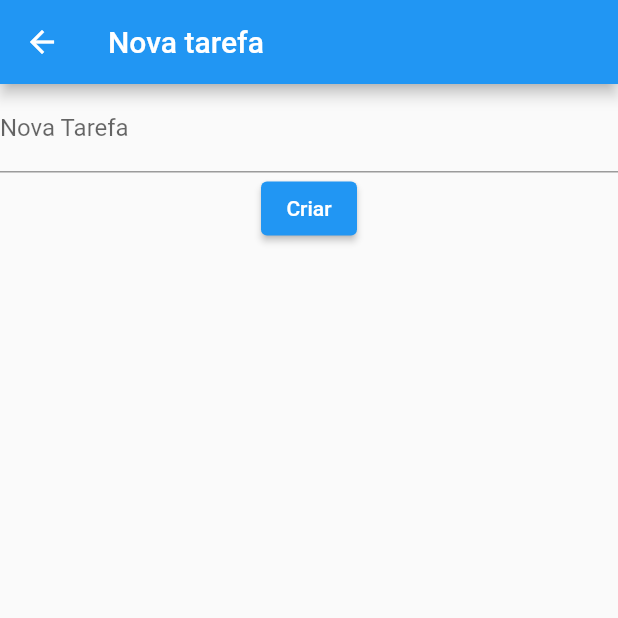
After one commit to DouglasLeal/estudo-flutter-provider, a Flutter app: the screen it shows after launch, after a tap on the "add" icon, on a phone screen of 412 x 824 dp, the top half of it. The commit adds this screen. Run offline on Flutter 3.47's test engine with Material 2 defaults, Android fonts, the phone set to English and light mode, and no system bars.

Commit message:
FormScreen criado

```diff
--- /dev/null
+++ b/lib/screens/form_screen.dart
@@ -0,0 +1,25 @@
+import 'package:flutter/material.dart';
+
+class FormScreen extends StatelessWidget {
+  FormScreen({Key? key}) : super(key: key);
+
+  TextEditingController controller = TextEditingController();
+
+  @override
+  Widget build(BuildContext context) {
+    return Scaffold(
+      appBar: AppBar(title: Text("Nova tarefa")),
+      body: Column(
+        children: [
+          TextField(
+            controller: controller,
+            decoration: InputDecoration(
+              label: Text("Nova Tarefa")
+            ),
+          ),
+          ElevatedButton(onPressed: (){}, child: Text("Criar"))
+        ],
+      ),
+    );
+  }
+}
--- a/lib/screens/list_screen.dart
+++ b/lib/screens/list_screen.dart
@@ -1,4 +1,5 @@
 import 'package:estudo_provider/data/task_data.dart';
+import 'package:estudo_provider/screens/form_screen.dart';
 import 'package:flutter/material.dart';
 import 'package:provider/provider.dart';
 
@@ -9,6 +10,12 @@ class ListScreen extends StatelessWidget {
   Widget build(BuildContext context) {
     return Scaffold(
       appBar: AppBar(title: Text("Tarefas")),
+      floatingActionButton: FloatingActionButton(
+        onPressed: (){
+          Navigator.push(context, MaterialPageRoute(builder: (context) => FormScreen()));
+        },
+        child: Icon(Icons.add),
+      ),
       body: Consumer<TaskData>(
         builder: (context, taskData, child){
           return ListView.builder(
```
